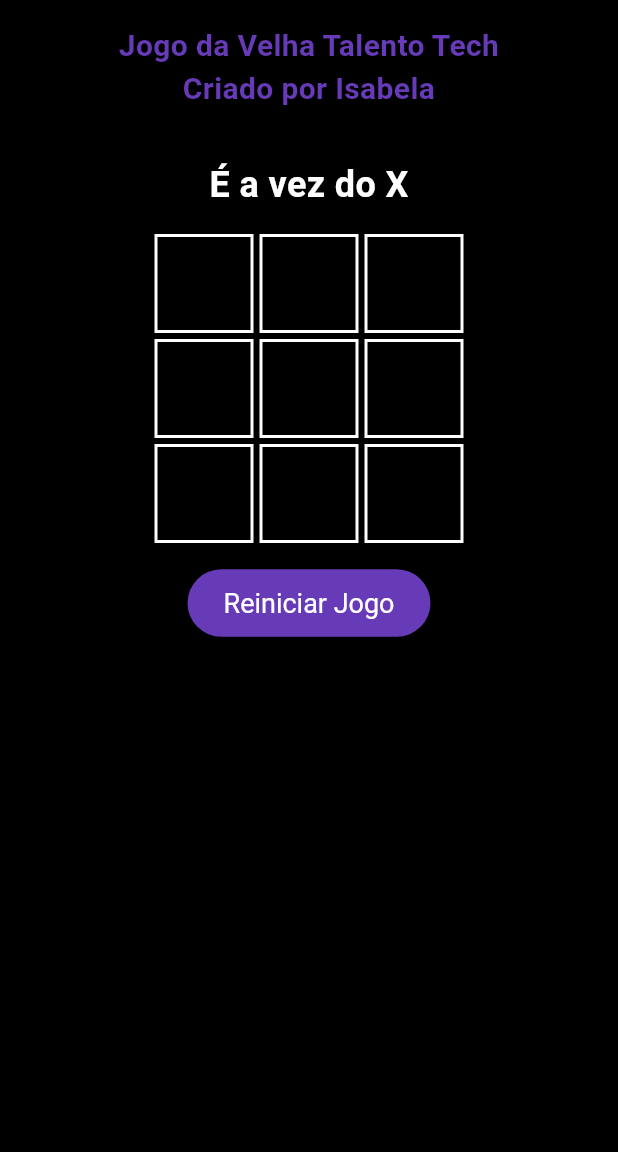
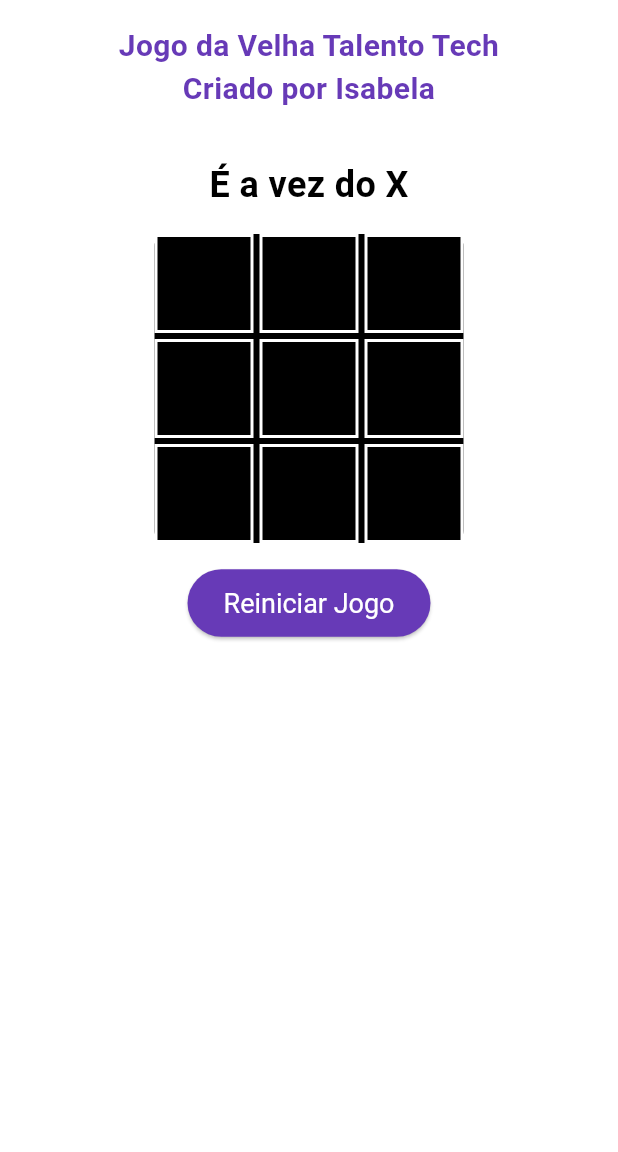
Before and after one commit to isabellaoliveira11/jogodavelhaoficial, a Flutter app: the screen it shows after launch, on a phone screen of 412 x 824 dp, the part 84-1236 px from its top. Run offline on Flutter 3.47's test engine with Material 3 defaults, Android fonts, the light colour scheme and no system bars.

Commit message:
Alterando a cor do fundo

```diff
--- a/lib/main.dart
+++ b/lib/main.dart
@@ -80,7 +80,7 @@ class _JogoDaVelhaState extends State<JogoDaVelha> {
         title: const Text("Jogo da Velha"),
         backgroundColor: Colors.deepPurple,
       ),
-      backgroundColor: Colors.black,
+      backgroundColor: Colors.white, // Fundo branco na tela principal
       body: SingleChildScrollView(
         child: Column(
           mainAxisAlignment: MainAxisAlignment.center,
@@ -105,7 +105,7 @@ class _JogoDaVelhaState extends State<JogoDaVelha> {
                     : (isXTurn ? "É a vez do X" : "É a vez do O"),
                 style: TextStyle(
                   fontSize: 24,
-                  color: Colors.white,
+                  color: Colors.black,
                   fontWeight: FontWeight.bold,
                 ),
               ),
@@ -114,6 +114,10 @@ class _JogoDaVelhaState extends State<JogoDaVelha> {
               child: Container(
                 width: boxSize * 3,
                 height: boxSize * 3,
+                decoration: BoxDecoration(
+                  color: Colors.black, // Fundo preto apenas para a área do jogo
+                  borderRadius: BorderRadius.circular(8),
+                ),
                 child: GridView.builder(
                   shrinkWrap: true,
                   gridDelegate: SliverGridDelegateWithFixedCrossAxisCount(
```
